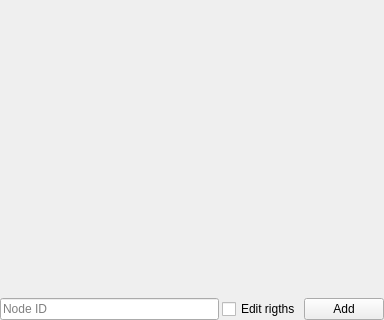
OpenCollaborationPlatform/CollaborativeFC, file Resources/Ui/DocumentEdit.ui: the form before one commit; both pictures show x 0 to 384 and y 187 to 507 of the 384 by 507 pixel window.
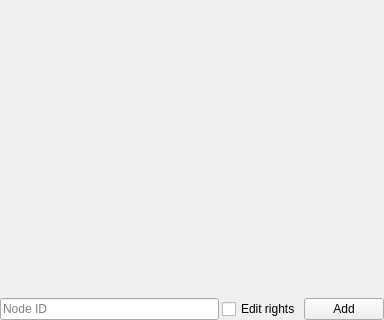
The form after the commit.

Commit message: Fix source typo (rigths->rights)

```diff
--- a/Resources/Ui/DocumentEdit.ui
+++ b/Resources/Ui/DocumentEdit.ui
@@ -141,7 +141,7 @@
      <item>
       <widget class="QCheckBox" name="editRigthsInput">
        <property name="text">
-        <string>Edit rigths</string>
+        <string>Edit rights</string>
        </property>
       </widget>
      </item>
```
Left out of the diff: 2 changed lines with no effect on the pictures. The commit also changes 4 other files.
